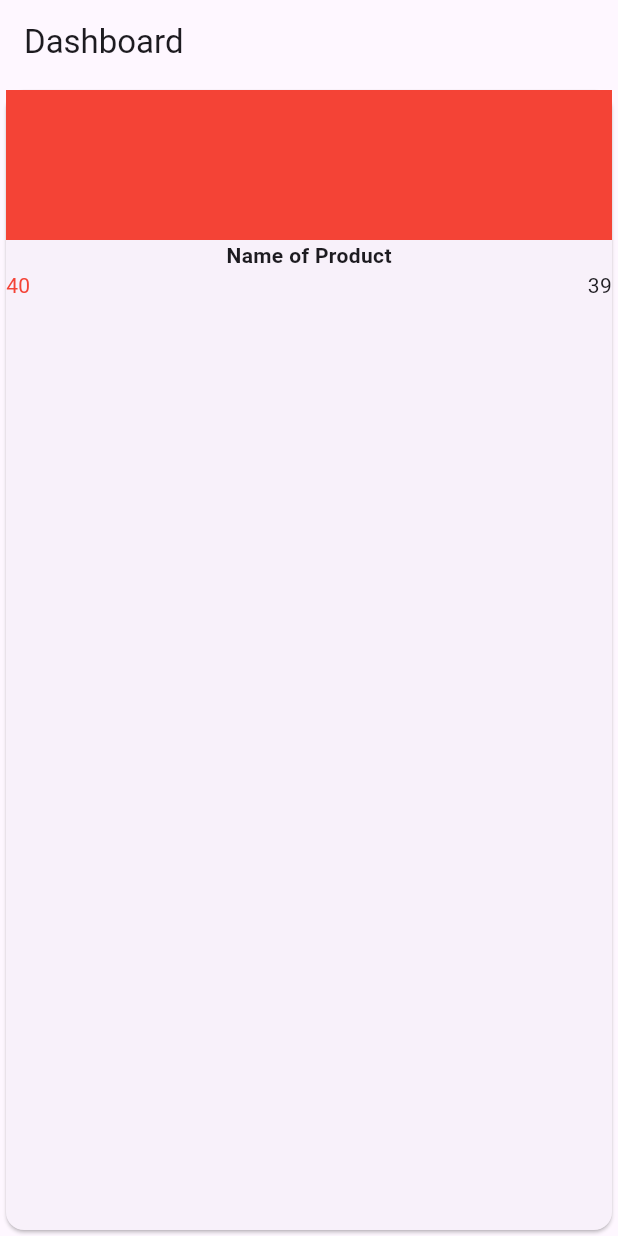
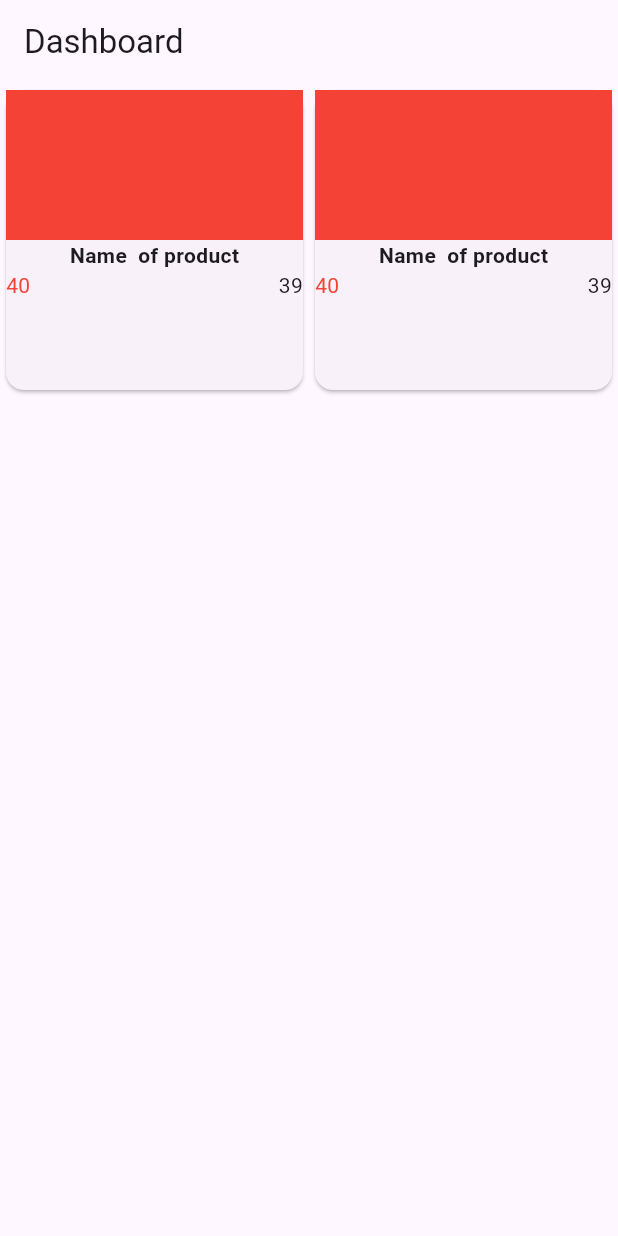
Before and after one commit to hardik7426/e_com_demo_Flutter, a Flutter app: the screen it shows after launch, on a phone screen of 412 x 824 dp. Run offline on Flutter 3.47's test engine with Material 3 defaults, Android fonts, the phone set to English and light mode, and no system bars.

Commit message:
dashboard_changes

```diff
--- a/lib/dashboard_page.dart
+++ b/lib/dashboard_page.dart
@@ -7,26 +7,40 @@ class DashboardPage extends StatelessWidget {
   Widget build(BuildContext context) {
     return Scaffold(
       appBar: AppBar(
-        title: Text("Dashboard"),
+        title:Text("Dashboard"),
       ),
-      body: Card(
-        child:Column(
+      body:Row(
+        children: [
+          productCard(),
+          productCard(),
+        ],
+      )
+      );
+  }
+  Widget productCard(){
+    return Expanded(
+      child: Card(
+          child:SizedBox(
+            height: 200,
+            child: Column(
               children: [
                 Container(
                   height: 100,
-              color:Colors.red,
+                  color: Colors.red,
                 ),
-            Text("Name of Product",
-            style: TextStyle(fontWeight: FontWeight.bold,),
+                Text('Name  of product',
+                  style:TextStyle(fontWeight: FontWeight.bold)
                 ),
                 Row(
                   mainAxisAlignment: MainAxisAlignment.spaceBetween,
                   children: [
                   Text("40",
-              style: TextStyle(color: Colors.red),),
+                   style:TextStyle(color:Colors.red)
+                  ),
                   Text("39"),
                 ],)
               ],
+            ),
           )
         ),
     );
```
Lines whose indentation alone changed are shown as unchanged.
